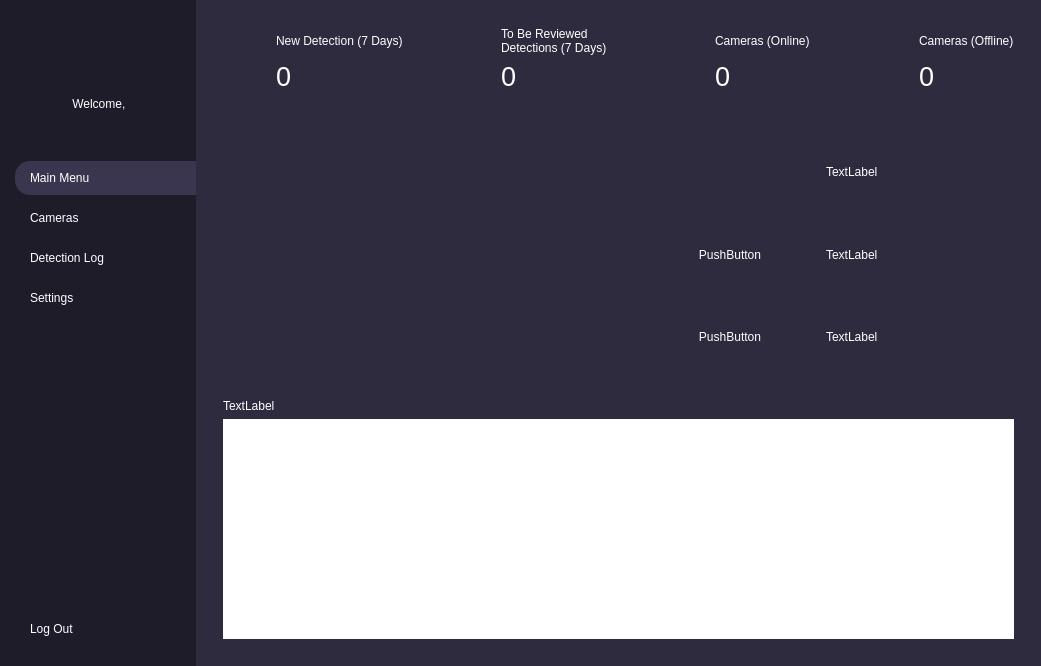
Old version of the form dev/client_side/UI/main_menu.ui in the repository TerranceCheng/YOLOv8-Weapon-Recognition-System.
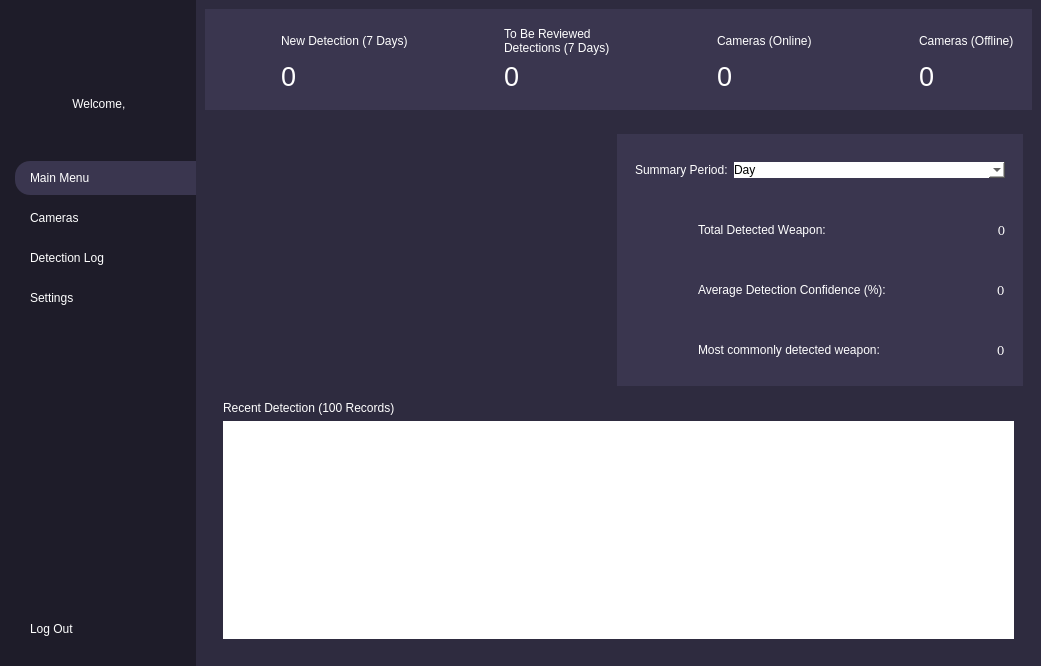
New version of the form. Icons and pictures are not drawn.

Patch:
```diff
--- a/dev/client_side/UI/main_menu.ui
+++ b/dev/client_side/UI/main_menu.ui
@@ -376,7 +376,12 @@
 
 #ToBeRCountLabel{
 	font: 20pt;
-}</string>
+}
+
+*{
+background-color: #3a364f;
+}
+</string>
           </property>
           <layout class="QHBoxLayout" name="horizontalLayout_2">
            <item>
@@ -448,6 +453,10 @@
                 <property name="enabled">
                  <bool>false</bool>
                 </property>
+                <property name="styleSheet">
+                 <string notr="true">margin-left: 10px;
+margin-right: 10px;</string>
+                </property>
                 <property name="text">
                  <string/>
                 </property>
@@ -514,6 +523,10 @@
                 <property name="enabled">
                  <bool>false</bool>
                 </property>
+                <property name="styleSheet">
+                 <string notr="true">margin-left: 10px;
+margin-right: 10px;</string>
+                </property>
                 <property name="text">
                  <string/>
                 </property>
@@ -586,6 +599,10 @@
                   <verstretch>0</verstretch>
                  </sizepolicy>
                 </property>
+                <property name="styleSheet">
+                 <string notr="true">margin-left: 10px;
+margin-right: 10px;</string>
+                </property>
                 <property name="text">
                  <string/>
                 </property>
@@ -652,6 +669,10 @@
                 <property name="enabled">
                  <bool>false</bool>
                 </property>
+                <property name="styleSheet">
+                 <string notr="true">margin-left: 10px;
+margin-right: 10px;</string>
+                </property>
                 <property name="text">
                  <string/>
                 </property>
@@ -673,6 +694,28 @@
           </layout>
          </widget>
         </item>
+        <item>
+         <widget class="Line" name="line">
+          <property name="enabled">
+           <bool>true</bool>
+          </property>
+          <property name="sizePolicy">
+           <sizepolicy hsizetype="Minimum" vsizetype="Fixed">
+            <horstretch>0</horstretch>
+            <verstretch>0</verstretch>
+           </sizepolicy>
+          </property>
+          <property name="styleSheet">
+           <string notr="true">color: white;</string>
+          </property>
+          <property name="lineWidth">
+           <number>5</number>
+          </property>
+          <property name="orientation">
+           <enum>Qt::Horizontal</enum>
+          </property>
+         </widget>
+        </item>
         <item>
          <widget class="QWidget" name="widget" native="true">
           <property name="sizePolicy">
@@ -682,26 +725,69 @@
            </sizepolicy>
           </property>
           <layout class="QGridLayout" name="gridLayout_2">
+           <item row="1" column="0" colspan="2">
+            <widget class="QWidget" name="recentDetectionWidget" native="true">
+             <layout class="QVBoxLayout" name="verticalLayout_13">
+              <item>
+               <widget class="QLabel" name="recentDetectionLabel">
+                <property name="text">
+                 <string>Recent Detection (100 Records)</string>
+                </property>
+               </widget>
+              </item>
+              <item>
+               <widget class="QTableView" name="recentDetectionTable"/>
+              </item>
+             </layout>
+            </widget>
+           </item>
+           <item row="0" column="0">
+            <widget class="QWidget" name="weaponNumberChart" native="true">
+             <property name="sizePolicy">
+              <sizepolicy hsizetype="Preferred" vsizetype="Preferred">
+               <horstretch>0</horstretch>
+               <verstretch>0</verstretch>
+              </sizepolicy>
+             </property>
+             <property name="minimumSize">
+              <size>
+               <width>397</width>
+               <height>252</height>
+              </size>
+             </property>
+             <property name="styleSheet">
+              <string notr="true">background-color:&quot;#3a364f&quot;;</string>
+             </property>
+             <layout class="QVBoxLayout" name="verticalLayout_12"/>
+            </widget>
+           </item>
            <item row="0" column="1">
             <widget class="QWidget" name="weaponTypeChart" native="true">
              <property name="sizePolicy">
-              <sizepolicy hsizetype="Preferred" vsizetype="Expanding">
+              <sizepolicy hsizetype="Expanding" vsizetype="Preferred">
                <horstretch>0</horstretch>
                <verstretch>0</verstretch>
               </sizepolicy>
              </property>
-             <layout class="QVBoxLayout" name="verticalLayout_12">
-              <item>
+             <property name="styleSheet">
+              <string notr="true">background-color: #3a364f;</string>
+             </property>
+             <layout class="QGridLayout" name="gridLayout_11">
+              <item row="1" column="0" colspan="2">
                <widget class="QWidget" name="totalDetectionWidget" native="true">
                 <layout class="QGridLayout" name="gridLayout_3">
-                 <item row="0" column="0">
-                  <widget class="QPushButton" name="pushButton_2">
+                 <item row="0" column="0" alignment="Qt::AlignLeft">
+                  <widget class="QPushButton" name="totalDetectionIcon">
                    <property name="sizePolicy">
                     <sizepolicy hsizetype="Minimum" vsizetype="Preferred">
                      <horstretch>0</horstretch>
                      <verstretch>0</verstretch>
                     </sizepolicy>
                    </property>
+                   <property name="styleSheet">
+                    <string notr="true">margin-left: 10px;
+margin-right: 15px;</string>
+                   </property>
                    <property name="text">
                     <string/>
                    </property>
@@ -709,110 +795,213 @@
                     <iconset>
                      <normaloff>icons/search.svg</normaloff>icons/search.svg</iconset>
                    </property>
-                  </widget>
-                 </item>
-                 <item row="0" column="1">
-                  <widget class="QLabel" name="label_2">
-                   <property name="text">
-                    <string>TextLabel</string>
+                   <property name="iconSize">
+                    <size>
+                     <width>35</width>
+                     <height>35</height>
+                    </size>
                    </property>
                   </widget>
                  </item>
-                </layout>
-               </widget>
-              </item>
-              <item>
-               <widget class="QWidget" name="AverageConfWidget" native="true">
-                <layout class="QGridLayout" name="gridLayout_4">
-                 <item row="0" column="0">
-                  <widget class="QPushButton" name="pushButton_3">
+                 <item row="0" column="1">
+                  <widget class="QLabel" name="totalDetectionTitleLabel">
                    <property name="sizePolicy">
-                    <sizepolicy hsizetype="Minimum" vsizetype="Preferred">
+                    <sizepolicy hsizetype="Expanding" vsizetype="Preferred">
                      <horstretch>0</horstretch>
                      <verstretch>0</verstretch>
                     </sizepolicy>
                    </property>
                    <property name="text">
-                    <string>PushButton</string>
-                   </property>
-                   <property name="icon">
-                    <iconset>
-                     <normaloff>icons/chart-line-svgrepo-com.svg</normaloff>icons/chart-line-svgrepo-com.svg</iconset>
+                    <string>Total Detected Weapon: </string>
                    </property>
                   </widget>
                  </item>
-                 <item row="0" column="1">
-                  <widget class="QLabel" name="label_3">
+                 <item row="0" column="2">
+                  <widget class="QLabel" name="totalDetectionLabel">
+                   <property name="styleSheet">
+                    <string notr="true">font:10pt, bold;</string>
+                   </property>
                    <property name="text">
-                    <string>TextLabel</string>
+                    <string>0</string>
+                   </property>
+                   <property name="alignment">
+                    <set>Qt::AlignRight|Qt::AlignTrailing|Qt::AlignVCenter</set>
                    </property>
                   </widget>
                  </item>
                 </layout>
                </widget>
               </item>
-              <item>
+              <item row="3" column="0" colspan="2">
                <widget class="QWidget" name="commonWeaponWidget" native="true">
                 <layout class="QGridLayout" name="gridLayout_5">
-                 <item row="0" column="0">
-                  <widget class="QPushButton" name="pushButton_4">
+                 <item row="0" column="0" alignment="Qt::AlignLeft">
+                  <widget class="QPushButton" name="commonWeaponIcon">
                    <property name="sizePolicy">
                     <sizepolicy hsizetype="Minimum" vsizetype="Preferred">
                      <horstretch>0</horstretch>
                      <verstretch>0</verstretch>
                     </sizepolicy>
                    </property>
+                   <property name="styleSheet">
+                    <string notr="true">margin-left: 10px;
+margin-right: 15px;</string>
+                   </property>
                    <property name="text">
-                    <string>PushButton</string>
+                    <string/>
+                   </property>
+                   <property name="icon">
+                    <iconset>
+                     <normaloff>icons/trending-up.svg</normaloff>icons/trending-up.svg</iconset>
+                   </property>
+                   <property name="iconSize">
+                    <size>
+                     <width>35</width>
+                     <height>35</height>
+                    </size>
                    </property>
                   </widget>
                  </item>
                  <item row="0" column="1">
-                  <widget class="QLabel" name="label_4">
+                  <widget class="QLabel" name="commonWeaponTitleLabel">
+                   <property name="sizePolicy">
+                    <sizepolicy hsizetype="Expanding" vsizetype="Preferred">
+                     <horstretch>0</horstretch>
+                     <verstretch>0</verstretch>
+                    </sizepolicy>
+                   </property>
                    <property name="text">
-                    <string>TextLabel</string>
+                    <string>Most commonly detected weapon: </string>
+                   </property>
+                  </widget>
+                 </item>
+                 <item row="0" column="2">
+                  <widget class="QLabel" name="commonWeaponLabel">
+                   <property name="styleSheet">
+                    <string notr="true">font:10pt, bold;</string>
+                   </property>
+                   <property name="text">
+                    <string>0</string>
                    </property>
                   </widget>
                  </item>
                 </layout>
                </widget>
               </item>
-             </layout>
-            </widget>
-           </item>
-           <item row="0" column="0">
-            <widget class="QWidget" name="weaponNumberChart" native="true">
-             <property name="sizePolicy">
-              <sizepolicy hsizetype="Preferred" vsizetype="Expanding">
-               <horstretch>0</horstretch>
-               <verstretch>0</verstretch>
-              </sizepolicy>
-             </property>
-             <widget class="QWidget" name="verticalLayoutWidget">
-              <property name="geometry">
-               <rect>
-                <x>0</x>
-                <y>0</y>
-                <width>391</width>
-                <height>241</height>
-               </rect>
-              </property>
-              <layout class="QVBoxLayout" name="verticalLayout_8"/>
-             </widget>
-            </widget>
-           </item>
-           <item row="1" column="0" colspan="2">
-            <widget class="QWidget" name="widget_2" native="true">
-             <layout class="QVBoxLayout" name="verticalLayout_13">
-              <item>
-               <widget class="QLabel" name="label">
-                <property name="text">
-                 <string>TextLabel</string>
+              <item row="0" column="0" colspan="2">
+               <widget class="QWidget" name="widget_2" native="true">
+                <property name="sizePolicy">
+                 <sizepolicy hsizetype="Preferred" vsizetype="Minimum">
+                  <horstretch>0</horstretch>
+                  <verstretch>0</verstretch>
+                 </sizepolicy>
                 </property>
+                <layout class="QHBoxLayout" name="horizontalLayout_3">
+                 <item alignment="Qt::AlignLeft">
+                  <widget class="QLabel" name="summaryPeriodLabel">
+                   <property name="sizePolicy">
+                    <sizepolicy hsizetype="Minimum" vsizetype="Preferred">
+                     <horstretch>0</horstretch>
+                     <verstretch>0</verstretch>
+                    </sizepolicy>
+                   </property>
+                   <property name="text">
+                    <string>Summary Period:</string>
+                   </property>
+                  </widget>
+                 </item>
+                 <item>
+                  <widget class="QComboBox" name="summaryPeriodComboBox">
+                   <property name="sizePolicy">
+                    <sizepolicy hsizetype="Expanding" vsizetype="Fixed">
+                     <horstretch>0</horstretch>
+                     <verstretch>0</verstretch>
+                    </sizepolicy>
+                   </property>
+                   <property name="styleSheet">
+                    <string notr="true">color: black;
+background-color: #fff;</string>
+                   </property>
+                   <item>
+                    <property name="text">
+                     <string>Day</string>
+                    </property>
+                   </item>
+                   <item>
+                    <property name="text">
+                     <string>Month</string>
+                    </property>
+                   </item>
+                   <item>
+                    <property name="text">
+                     <string>Year</string>
+                    </property>
+                   </item>
+                   <item>
+                    <property name="text">
+                     <string>Custom</string>
+                    </property>
+                   </item>
+                  </widget>
+                 </item>
+                </layout>
                </widget>
               </item>
-              <item>
-               <widget class="QTableView" name="tableView"/>
+              <item row="2" column="0" colspan="2">
+               <widget class="QWidget" name="AverageConfWidget" native="true">
+                <layout class="QGridLayout" name="gridLayout_4">
+                 <item row="0" column="0" alignment="Qt::AlignLeft">
+                  <widget class="QPushButton" name="averageConfIcon">
+                   <property name="sizePolicy">
+                    <sizepolicy hsizetype="Minimum" vsizetype="Preferred">
+                     <horstretch>0</horstretch>
+                     <verstretch>0</verstretch>
+                    </sizepolicy>
+                   </property>
+                   <property name="styleSheet">
+                    <string notr="true">margin-left: 10px;
+margin-right: 15px;</string>
+                   </property>
+                   <property name="text">
+                    <string/>
+                   </property>
+                   <property name="icon">
+                    <iconset>
+                     <normaloff>icons/columns.svg</normaloff>icons/columns.svg</iconset>
+                   </property>
+                   <property name="iconSize">
+                    <size>
+                     <width>35</width>
+                     <height>35</height>
+                    </size>
+                   </property>
+                  </widget>
+                 </item>
+                 <item row="0" column="1">
+                  <widget class="QLabel" name="averageConfLTitleabel">
+                   <property name="sizePolicy">
+                    <sizepolicy hsizetype="Expanding" vsizetype="Preferred">
+                     <horstretch>0</horstretch>
+                     <verstretch>0</verstretch>
+                    </sizepolicy>
+                   </property>
+                   <property name="text">
+                    <string>Average Detection Confidence (%):</string>
+                   </property>
+                  </widget>
+                 </item>
+                 <item row="0" column="2">
+                  <widget class="QLabel" name="averageConfLabel">
+                   <property name="styleSheet">
+                    <string notr="true">font:10pt, bold;</string>
+                   </property>
+                   <property name="text">
+                    <string>0</string>
+                   </property>
+                  </widget>
+                 </item>
+                </layout>
+               </widget>
               </item>
              </layout>
             </widget>
@@ -1111,14 +1300,11 @@
               </font>
              </property>
              <property name="styleSheet">
-              <string notr="true"/>
+              <string notr="true">color: black;</string>
              </property>
              <property name="editable">
               <bool>false</bool>
              </property>
-             <property name="currentText">
-              <string>4</string>
-             </property>
              <property name="currentIndex">
               <number>0</number>
              </property>
@@ -1175,19 +1361,30 @@
        </layout>
       </widget>
       <widget class="QWidget" name="DetectionLogPage">
-       <widget class="QLabel" name="label_25">
-        <property name="geometry">
-         <rect>
-          <x>300</x>
-          <y>240</y>
-          <width>141</width>
-          <height>16</height>
-         </rect>
-        </property>
-        <property name="text">
-         <string>DetectionLog</string>
-        </property>
-       </widget>
+       <layout class="QVBoxLayout" name="verticalLayout_8">
+        <item>
+         <widget class="QLabel" name="detectionLogLabel">
+          <property name="styleSheet">
+           <string notr="true">font: 10pt;
+margin-top: 20%;
+margin-bottom: 20%;</string>
+          </property>
+          <property name="text">
+           <string>Detection Log</string>
+          </property>
+         </widget>
+        </item>
+        <item>
+         <widget class="QTableView" name="detectionLogTable">
+          <property name="sortingEnabled">
+           <bool>true</bool>
+          </property>
+          <property name="cornerButtonEnabled">
+           <bool>false</bool>
+          </property>
+         </widget>
+        </item>
+       </layout>
       </widget>
       <widget class="QWidget" name="SettingsPage">
        <widget class="QLabel" name="label_26">
```
